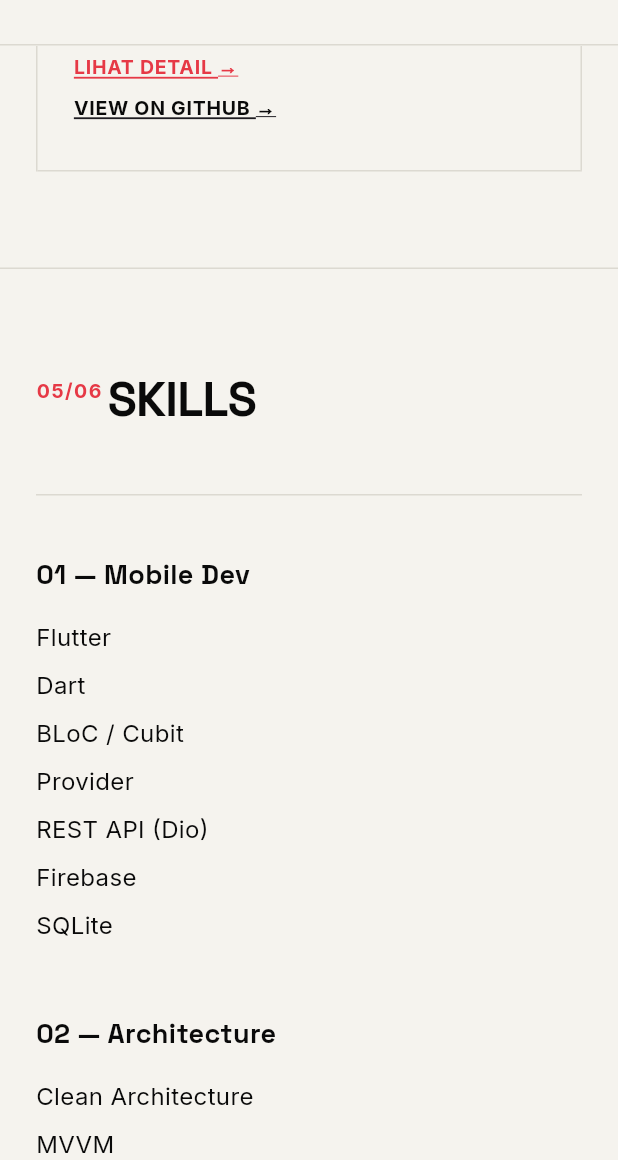
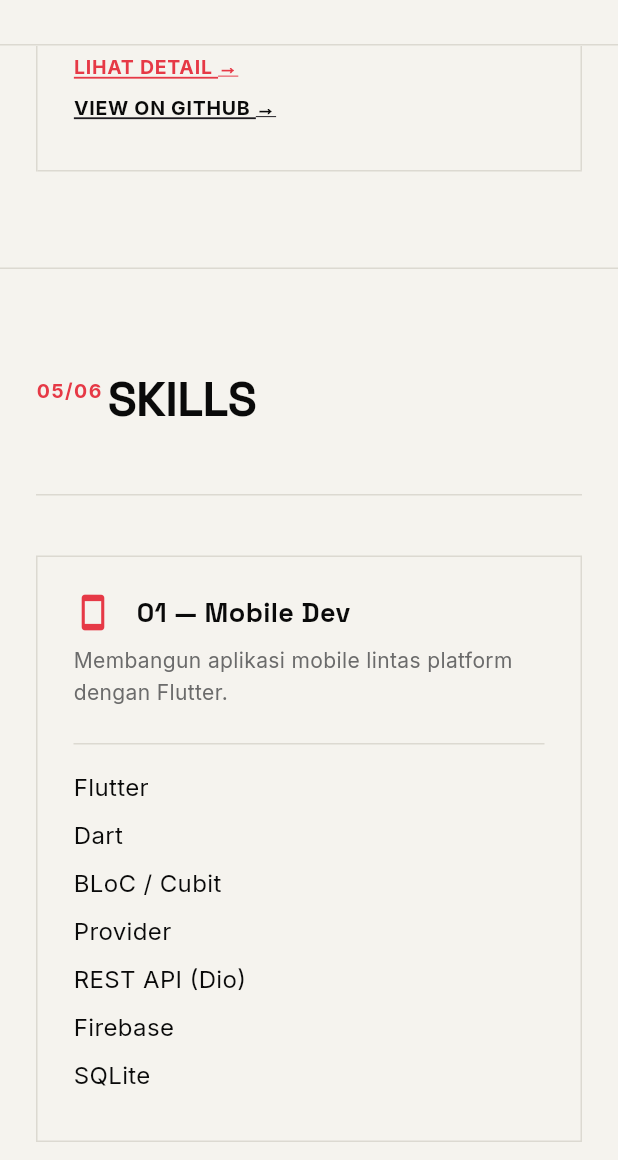
Before and after one commit to RahmatDatulFahri/Portofolio-Flutter, a Flutter app: the screen it shows after launch, scrolled down 3456 dp, on a phone screen of 412 x 824 dp, the part 76-1236 px from its top. Run offline on Flutter 3.47's test engine with Material 3 defaults, Android fonts, the phone set to English and light mode, and no system bars; our stand-ins replace google_fonts.

Commit message:
update section skill

```diff
--- a/lib/widgets/skills_section.dart
+++ b/lib/widgets/skills_section.dart
@@ -3,14 +3,29 @@ import '../models/portfolio_data.dart';
 import '../theme/app_theme.dart';
 import 'section_wrapper.dart';
 
+/// Skills section: menampilkan 6 kategori skill (Mobile Dev, Architecture,
+/// Backend & Database, Tools & Workflow, Design & Multimedia, Soft Skill)
+/// dalam bentuk card ber-icon dan deskripsi singkat, konsisten dengan gaya
+/// Swiss style (bordered box, tipografi tegas, tanpa warna chip-chip).
+///
+/// Layout grid pakai LayoutBuilder (sama seperti Key Features di halaman
+/// detail project) supaya lebar card dihitung dari ruang yang benar-benar
+/// tersedia -- bukan angka konstan yang bisa salah di lebar layar
+/// menengah, dan bukan Column/Wrap polos yang bisa menyusut lalu ke-center
+/// (lihat riwayat panjang perbaikan bug alignment di project_detail_page.dart).
 class SkillsSection extends StatelessWidget {
   const SkillsSection({super.key});
 
   @override
   Widget build(BuildContext context) {
-    final isMobile = MediaQuery.of(context).size.width < AppSpacing.mobileBreakpoint;
+    final width = MediaQuery.of(context).size.width;
+    final isMobile = width < AppSpacing.mobileBreakpoint;
+    final isTablet = !isMobile && width < AppSpacing.tabletBreakpoint;
+    final columns = isMobile ? 1 : (isTablet ? 2 : 3);
 
     return SectionWrapper(
+      child: SizedBox(
+        width: double.infinity,
         child: Column(
           crossAxisAlignment: CrossAxisAlignment.start,
           children: [
@@ -18,55 +33,57 @@ class SkillsSection extends StatelessWidget {
             const SizedBox(height: AppSpacing.lg),
             const ThinRule(),
             const SizedBox(height: AppSpacing.lg),
-          isMobile ? _buildMobileColumns(context) : _buildDesktopColumns(context),
+            LayoutBuilder(
+              builder: (context, constraints) {
+                const gap = AppSpacing.md;
+                final cardWidth = isMobile
+                    ? constraints.maxWidth
+                    : (constraints.maxWidth - gap * (columns - 1)) / columns;
+
+                return Wrap(
+                  spacing: gap,
+                  runSpacing: gap,
+                  children: PortfolioData.skillGroups.map((group) {
+                    return SizedBox(
+                      width: cardWidth,
+                      child: _skillCard(group),
+                    );
+                  }).toList(),
+                );
+              },
+            ),
           ],
+        ),
       ),
     );
   }
 
-  Widget _buildDesktopColumns(BuildContext context) {
-    return IntrinsicHeight(
-      child: Row(
+  Widget _skillCard(SkillGroup group) {
+    return Container(
+      padding: const EdgeInsets.all(AppSpacing.md),
+      decoration:
+          BoxDecoration(border: Border.all(color: AppColors.borderLight)),
+      child: Column(
         crossAxisAlignment: CrossAxisAlignment.start,
-        children: List.generate(PortfolioData.skillGroups.length, (i) {
-          final group = PortfolioData.skillGroups[i];
-          final isLast = i == PortfolioData.skillGroups.length - 1;
-          return Expanded(
-            child: Container(
-              padding: const EdgeInsets.only(right: AppSpacing.lg),
-              margin: EdgeInsets.only(right: isLast ? 0 : AppSpacing.lg),
-              decoration: BoxDecoration(
-                border: Border(
-                  right: isLast
-                      ? BorderSide.none
-                      : const BorderSide(color: AppColors.borderLight),
+        mainAxisSize: MainAxisSize.min,
+        children: [
+          Row(
+            crossAxisAlignment: CrossAxisAlignment.start,
+            children: [
+              Icon(group.icon, color: AppColors.accent, size: 26),
+              const SizedBox(width: AppSpacing.sm),
+              Expanded(
+                child: Text(
+                  '${group.index} — ${group.title}',
+                  style: AppTextStyles.cardTitle.copyWith(fontSize: 18),
                 ),
               ),
-              child: _buildGroupContent(group),
+            ],
           ),
-          );
-        }),
-      ),
-    );
-  }
-
-  Widget _buildMobileColumns(BuildContext context) {
-    return Column(
-      crossAxisAlignment: CrossAxisAlignment.start,
-      children: PortfolioData.skillGroups
-          .map((g) => Padding(
-                padding: const EdgeInsets.only(bottom: AppSpacing.lg),
-                child: _buildGroupContent(g),
-              ))
-          .toList(),
-    );
-  }
-
-  Widget _buildGroupContent(SkillGroup group) {
-    return Column(
-      crossAxisAlignment: CrossAxisAlignment.start,
-      children: [
-        Text('${group.index} — ${group.title}', style: AppTextStyles.cardTitle.copyWith(fontSize: 18)),
+          const SizedBox(height: 8),
+          Text(group.description, style: AppTextStyles.bodySecondary),
+          const SizedBox(height: AppSpacing.md),
+          const ThinRule(),
           const SizedBox(height: AppSpacing.sm),
           ...group.items.map(
             (item) => Padding(
@@ -75,6 +92,7 @@ class SkillsSection extends StatelessWidget {
             ),
           ),
         ],
+      ),
     );
   }
 }
```
Lines whose indentation alone changed are shown as unchanged.
